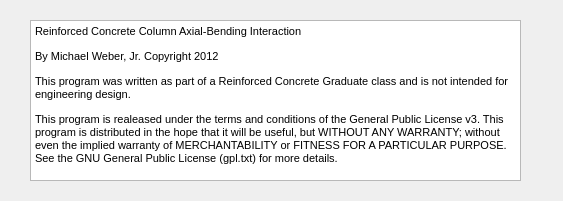
Before: the Qt Designer form src/about.ui in michaelweberjr/rccolumnbending, drawn with Qt 5.
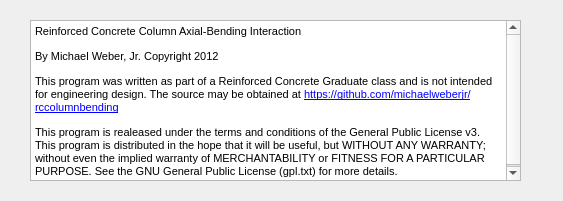
After: the same form once the commit is applied.

What changed in the file:
```diff
--- a/src/about.ui
+++ b/src/about.ui
@@ -29,7 +29,7 @@
 &lt;/style&gt;&lt;/head&gt;&lt;body style=&quot; font-family:'MS Shell Dlg 2'; font-size:8.25pt; font-weight:400; font-style:normal;&quot;&gt;
 &lt;p style=&quot; margin-top:0px; margin-bottom:0px; margin-left:0px; margin-right:0px; -qt-block-indent:0; text-indent:0px;&quot;&gt;&lt;span style=&quot; font-size:8pt;&quot;&gt;Reinforced Concrete Column Axial-Bending Interaction&lt;/span&gt;&lt;/p&gt;
 &lt;p style=&quot; margin-top:12px; margin-bottom:12px; margin-left:0px; margin-right:0px; -qt-block-indent:0; text-indent:0px;&quot;&gt;&lt;span style=&quot; font-size:8pt;&quot;&gt;By Michael Weber, Jr. Copyright 2012&lt;/span&gt;&lt;/p&gt;
-&lt;p style=&quot; margin-top:12px; margin-bottom:12px; margin-left:0px; margin-right:0px; -qt-block-indent:0; text-indent:0px;&quot;&gt;&lt;span style=&quot; font-size:8pt;&quot;&gt;This program was written as part of a Reinforced Concrete Graduate class and is not intended for engineering design.&lt;/span&gt;&lt;/p&gt;
+&lt;p style=&quot; margin-top:12px; margin-bottom:12px; margin-left:0px; margin-right:0px; -qt-block-indent:0; text-indent:0px;&quot;&gt;&lt;span style=&quot; font-size:8pt;&quot;&gt;This program was written as part of a Reinforced Concrete Graduate class and is not intended for engineering design. The source may be obtained at &lt;/span&gt;&lt;a href=&quot;https://github.com/michaelweberjr/rccolumnbending&quot;&gt;&lt;span style=&quot; font-size:8pt; text-decoration: underline; color:#0000ff;&quot;&gt;https://github.com/michaelweberjr/rccolumnbending&lt;/span&gt;&lt;/a&gt;&lt;/p&gt;
 &lt;p style=&quot; margin-top:12px; margin-bottom:12px; margin-left:0px; margin-right:0px; -qt-block-indent:0; text-indent:0px;&quot;&gt;&lt;span style=&quot; font-size:8pt;&quot;&gt;This program is realeased under the terms and conditions of the General Public License v3. This program is distributed in the hope that it will be useful, but WITHOUT ANY WARRANTY; without even the implied warranty of MERCHANTABILITY or FITNESS FOR A PARTICULAR PURPOSE. See the GNU General Public License (gpl.txt) for more details. &lt;/span&gt;&lt;/p&gt;&lt;/body&gt;&lt;/html&gt;</string>
    </property>
   </widget>
```
